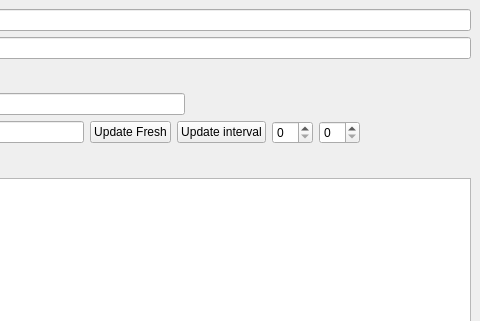
First picture: the form in UI/servitorwindow.ui, repository Zeks/flipper, before the edit; both pictures show x 320 to 800 and y 0 to 321 of the 800 by 600 pixel window.
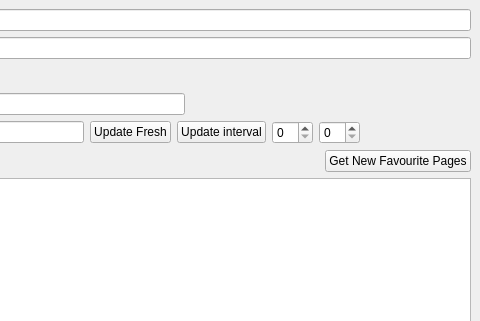
Second picture: the form after the edit.

Commit message: need to parse an unreasonable amount of userlists. fixing the page task code to make it possible

What changed in the file:
```diff
--- a/UI/servitorwindow.ui
+++ b/UI/servitorwindow.ui
@@ -248,6 +248,13 @@
          </property>
         </spacer>
        </item>
+       <item>
+        <widget class="QPushButton" name="pbGetNewFavourites">
+         <property name="text">
+          <string>Get New Favourite Pages</string>
+         </property>
+        </widget>
+       </item>
       </layout>
      </widget>
     </item>
```
The commit also changes 17 other files.
